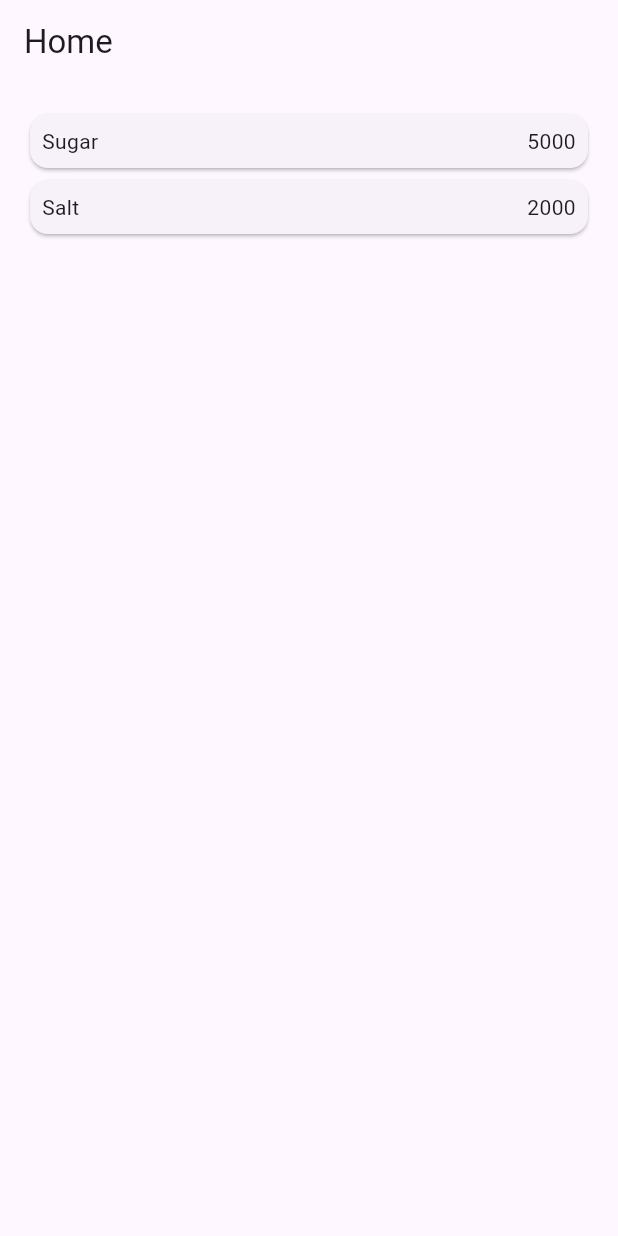
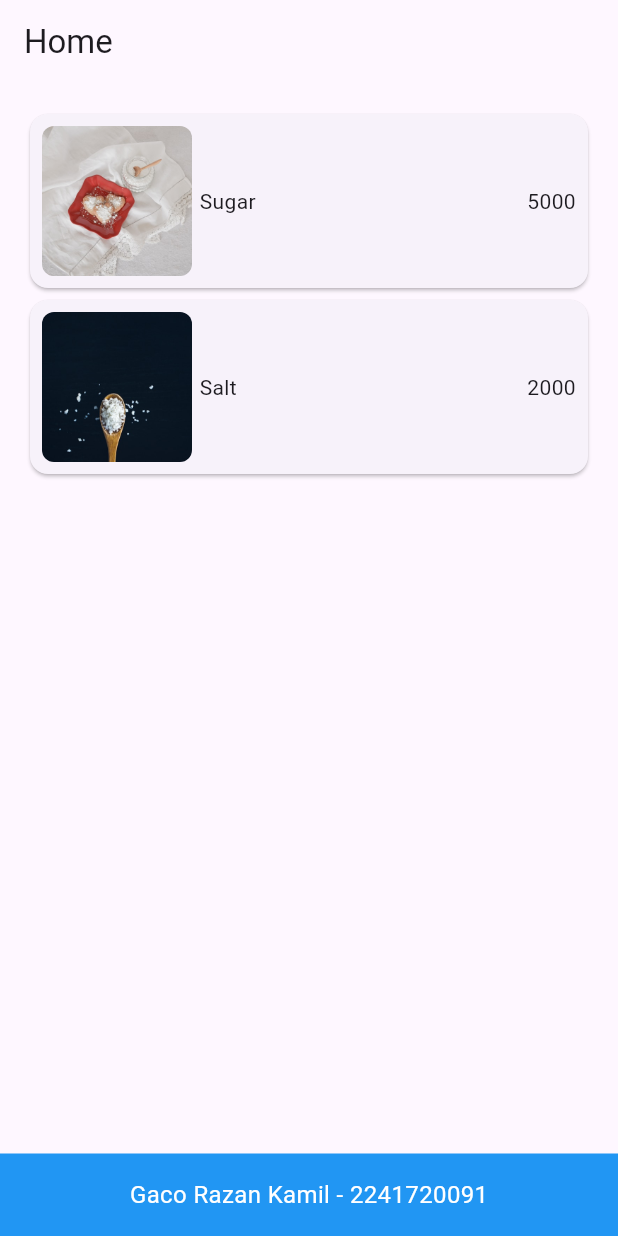
Before and after one commit to Gin-Arata/belajar_dart_kuliah, a Flutter app: the screen it shows after launch, on a phone screen of 412 x 824 dp. Run offline on Flutter 3.47's test engine with Material 3 defaults, Android fonts, the phone set to English and light mode, and no system bars; our stand-ins replace go_router.

Commit message:
Pemrograman Mobile - Pertemuan 6(Tugas 2)

```diff
--- /dev/null
+++ b/Pertemuan 6/belanja/lib/footer/footer.dart
@@ -0,0 +1,25 @@
+import 'package:flutter/material.dart';
+
+class Footer extends StatelessWidget {
+  const Footer({Key? key}) : super(key: key);
+
+  @override
+  Widget build(BuildContext context) {
+    return Container(
+      padding: const EdgeInsets.all(16.0),
+      color: Colors.blue,
+      child: const Row(
+        mainAxisAlignment: MainAxisAlignment.center,
+        children: [
+          Text(
+            "Gaco Razan Kamil - 2241720091",
+            style: TextStyle(
+              color: Colors.white,
+              fontSize: 16.0,
+            ),
+          ),
+        ],
+      ),
+    );
+  }
+}
--- a/Pertemuan 6/belanja/lib/main.dart
+++ b/Pertemuan 6/belanja/lib/main.dart
@@ -1,13 +1,42 @@
 import 'package:belanja/pages/home_page.dart';
 import 'package:belanja/pages/item_page.dart';
+import 'package:belanja/models/item.dart';
 import 'package:flutter/material.dart';
+import 'package:go_router/go_router.dart';
 
 void main() {
-  runApp(MaterialApp(
-    initialRoute: '/',
-    routes: {
-      '/': (context) => HomePage(),
-      '/item': (context) => ItemPage(),
-    }
-  ));
+  final GoRouter _router = GoRouter(
+    routes: [
+      GoRoute(
+        path: '/',
+        builder: (context, state) => HomePage(),
+      ),
+      GoRoute(
+        path: '/item',
+        builder: (context, state) {
+          final item = state.extra as Item;
+          return ItemPage(item: item);
+        },
+      ),
+    ],
+  );
+
+  runApp(MyApp(router: _router));
 }
+
+class MyApp extends StatelessWidget {
+  final GoRouter router;
+
+  const MyApp({required this.router, Key? key}) : super(key: key);
+
+  @override
+  Widget build(BuildContext context) {
+    return MaterialApp.router(
+      routerConfig: router,
+      title: 'Flutter Demo',
+      theme: ThemeData(
+        primarySwatch: Colors.blue,
+      ),
+    );
+  }
+}
--- a/Pertemuan 6/belanja/lib/models/item.dart
+++ b/Pertemuan 6/belanja/lib/models/item.dart
@@ -1,6 +1,14 @@
 class Item {
   String name;
+  String image;
+  int stok;
   int price;
+  double rating;
 
-  Item({required this.name, required this.price});
+  Item(
+      {required this.name,
+      required this.price,
+      required this.stok,
+      required this.rating,
+      required this.image});
 }
--- a/Pertemuan 6/belanja/lib/pages/home_page.dart
+++ b/Pertemuan 6/belanja/lib/pages/home_page.dart
@@ -1,12 +1,24 @@
+import 'package:belanja/footer/footer.dart';
 import 'package:belanja/models/item.dart';
 import 'package:flutter/material.dart';
+import 'package:go_router/go_router.dart';
 
 class HomePage extends StatelessWidget {
   HomePage({Key? key}) : super(key: key);
 
   final List<Item> items = [
-    Item(name: "Sugar", price: 5000),
-    Item(name: "Salt", price: 2000)
+    Item(
+        name: "Sugar",
+        price: 5000,
+        stok: 10,
+        rating: 4.5,
+        image: "assets/gula.jpg"),
+    Item(
+        name: "Salt",
+        price: 2000,
+        stok: 20,
+        rating: 4.0,
+        image: "assets/garam.jpg")
   ];
 
   @override
@@ -17,31 +29,72 @@ class HomePage extends StatelessWidget {
       ),
       body: Container(
         margin: const EdgeInsets.all(8),
-        child: ListView.builder(
+        child: _buildItemList(context),
+      ),
+      bottomNavigationBar: const Footer(),
+    );
+  }
+
+  Widget _buildItemList(BuildContext context) {
+    return ListView.builder(
       padding: const EdgeInsets.all(8),
       itemCount: items.length,
       itemBuilder: (context, index) {
         final item = items[index];
+        return _buildItemCard(context, item);
+      },
+    );
+  }
+
+  Widget _buildItemCard(BuildContext context, Item item) {
     return InkWell(
       onTap: () {
-                Navigator.pushNamed(context, '/item', arguments: item);
+        context.go('/item', extra: item);
       },
       child: Card(
         child: Container(
           margin: const EdgeInsets.all(8),
           child: Row(
             children: [
-                      Expanded(child: Text(item.name)),
-                      Expanded(
-                          child: Text(item.price.toString(),
-                              textAlign: TextAlign.end))
+              _buildItemImage(item),
+              _buildItemDetails(item),
+              _buildItemPrice(item),
             ],
           ),
         ),
       ),
     );
-          },
+  }
+
+  Widget _buildItemImage(Item item) {
+    return Hero(
+      tag: item.name,
+      child: ClipRRect(
+        borderRadius: BorderRadius.circular(8),
+        child: Image.asset(
+          item.image,
+          width: 100,
+          height: 100,
+          fit: BoxFit.cover,
         ),
+      )
+    );
+  }
+
+  Widget _buildItemDetails(Item item) {
+    return Expanded(
+      child: Container(
+        margin: const EdgeInsets.only(left: 5),
+        child: Text(item.name),
+      ),
+    );
+  }
+
+  Widget _buildItemPrice(Item item) {
+    return Expanded(
+      child: Text(
+        item.price.toString(),
+        textAlign: TextAlign.end,
       ),
     );
   }
--- a/Pertemuan 6/belanja/pubspec.yaml
+++ b/Pertemuan 6/belanja/pubspec.yaml
@@ -30,6 +30,7 @@ environment:
 dependencies:
   flutter:
     sdk: flutter
+  go_router: ^9.0.0
 
 
   # The following adds the Cupertino Icons font to your application.
@@ -52,6 +53,9 @@ dev_dependencies:
 
 # The following section is specific to Flutter packages.
 flutter:
+  assets:
+    - assets/gula.jpg
+    - assets/garam.jpg
 
   # The following line ensures that the Material Icons font is
   # included with your application, so that you can use the icons in
```
Also changed, not shown: Pertemuan 6/belanja/lib/pages/item_page.dart (+83 -5 lines), Pertemuan 6/belanja/assets/garam.jpg (added), Pertemuan 6/belanja/assets/gula.jpg (added), Pertemuan 6/belanja/pubspec.lock, Pertemuan 6/image/Tugas 2 - Soal 1.png (added), Pertemuan 6/image/Tugas 2 - Soal 2.png (added), Pertemuan 6/image/Tugas 2 - Soal 3.png (added), Pertemuan 6/image/Tugas 2 - Soal 4(2).png (added), Pertemuan 6/image/Tugas 2 - Soal 4.png (added), 1 other file. Lines whose indentation alone changed are shown as unchanged.
